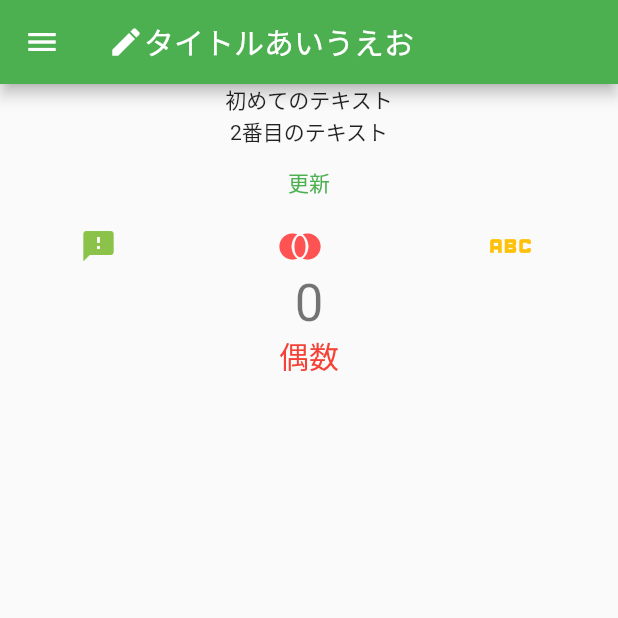
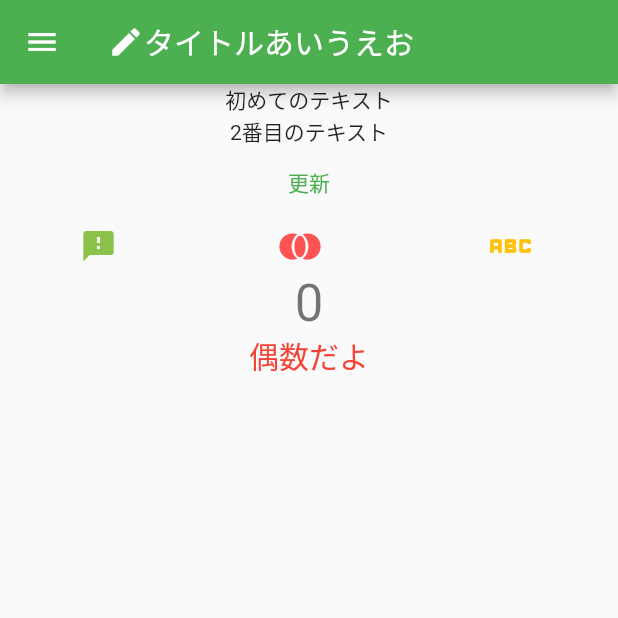
Before and after one commit to sora44023/flutter-first-project, a Flutter app: the screen it shows after launch, on a phone screen of 412 x 824 dp, the top half of it. Run offline on Flutter 3.47's test engine with Material 2 defaults, Android fonts, the phone set to English and light mode, and no system bars.

Commit message:
switching Widget display

```diff
--- a/lib/main.dart
+++ b/lib/main.dart
@@ -92,7 +92,12 @@ class _MyHomePageState extends State<MyHomePage> {
         Center(
           child: Column(children: [
             Text('$_counter', style: Theme.of(context).textTheme.headline4),
-            Text(_type, style: const TextStyle(fontSize: 20, color: Colors.red))
+            if (_counter % 2 == 0)
+              const Text("偶数だよ",
+                  style: TextStyle(fontSize: 20, color: Colors.red)),
+            if (_counter % 2 == 1)
+              const Text("奇数だよ",
+                  style: TextStyle(fontSize: 20, color: Colors.red))
           ]),
         )
       ]),
```
